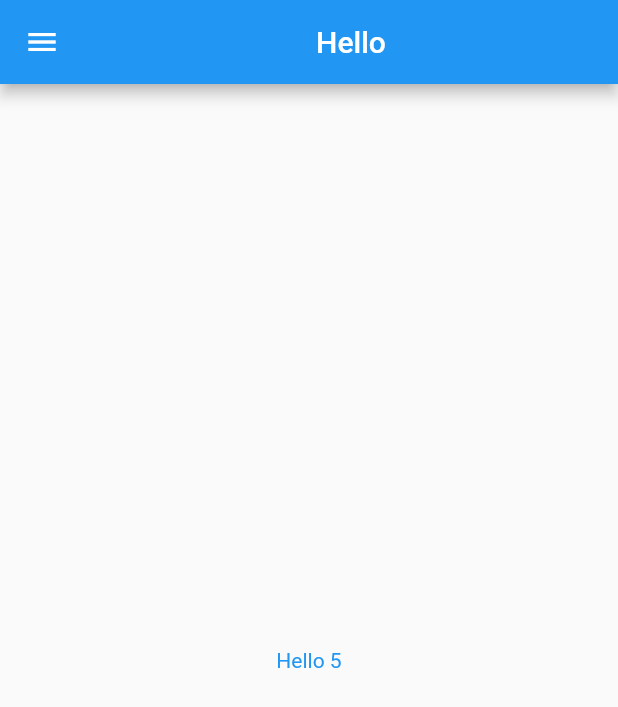
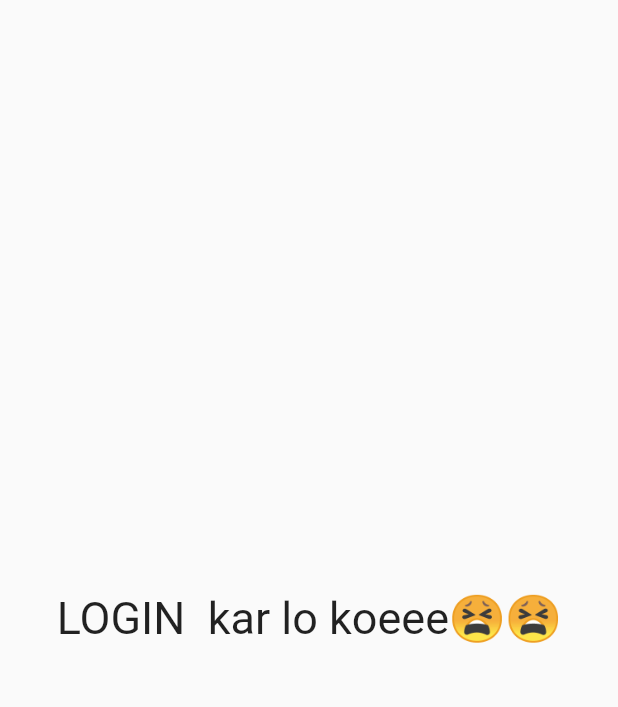
Before and after one commit to vishnukhare/flutter_catalog-app, a Flutter app: the screen it shows after launch, on a phone screen of 412 x 824 dp. Shown: the top 707 px of the screen. Run offline on Flutter 3.47's test engine with Material 2 defaults, Android fonts, the phone set to English and light mode, and no system bars.

Commit message:
day3 commit

```diff
--- a/lib/home.dart
+++ /dev/null
@@ -1,24 +0,0 @@
-import 'package:flutter/material.dart';
-
-class HomePage extends StatelessWidget {
-  const HomePage({super.key});
-
-  @override
-  Widget build(BuildContext context) {
-    int day = 5;
-    return MaterialApp(
-      home: Scaffold(
-        appBar: AppBar(
-          title: const Center(child: Text("Hello")),
-        ),
-        body: Center(
-          child: Text(
-            "Hello $day",
-            style: const TextStyle(color: Colors.blue),
-          ),
-        ),
-        drawer: const Drawer(),
-      ),
-    );
-  }
-}
--- a/lib/main.dart
+++ b/lib/main.dart
@@ -1,17 +1,29 @@
 import 'package:flutter/material.dart';
-import 'home.dart';
+import 'package:flutter_application_1/screen/login.dart';
+import 'screen/home.dart';
 
 void main() {
   runApp(MyApp());
 }
 
 class MyApp extends StatelessWidget {
-  const MyApp({super.key});
+  const MyApp({Key? key}) : super(key: key);
 
   @override
   Widget build(BuildContext context) {
-    return const MaterialApp(
-      home: HomePage(),
+    return MaterialApp(
+      themeMode: ThemeMode.light,
+      theme: ThemeData(
+        primarySwatch: Colors.amber,
+      ),
+      darkTheme: ThemeData(
+        brightness: Brightness.dark,
+      ),
+      routes: {
+        '/': (context) => LoginPage(),
+        '/home': (context) => HomePage(),
+        '/login': (context) => LoginPage(),
+      },
     );
   }
 }
--- /dev/null
+++ b/lib/screen/home.dart
@@ -0,0 +1,21 @@
+import 'package:flutter/material.dart';
+
+class HomePage extends StatelessWidget {
+  const HomePage({super.key});
+
+  @override
+  Widget build(BuildContext context) {
+    int day = 3;
+    return Scaffold(
+      appBar: AppBar(
+        title: Center(child: Text("Catalog App")),
+      ),
+      body: Center(
+        child: Text(
+          "Hello $day",
+        ),
+      ),
+      drawer: Drawer(),
+    );
+  }
+}
--- /dev/null
+++ b/lib/screen/login.dart
@@ -0,0 +1,14 @@
+import 'package:flutter/material.dart';
+
+class LoginPage extends StatelessWidget {
+  @override
+  Widget build(BuildContext context) {
+    return Material(
+      child: Center(
+          child: Text(
+        "LOGIN  kar lo koeee😫😫",
+        style: TextStyle(fontSize: 30),
+      )),
+    );
+  }
+}
```
Also changed, not shown: pubspec.lock, 1 other file.
